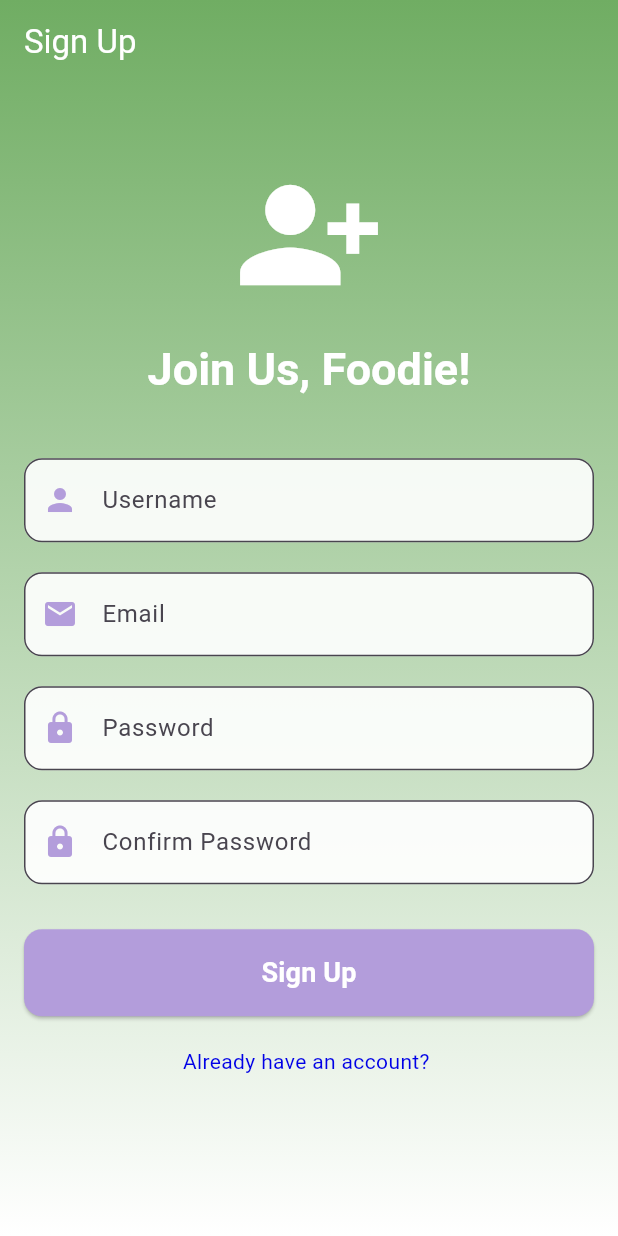
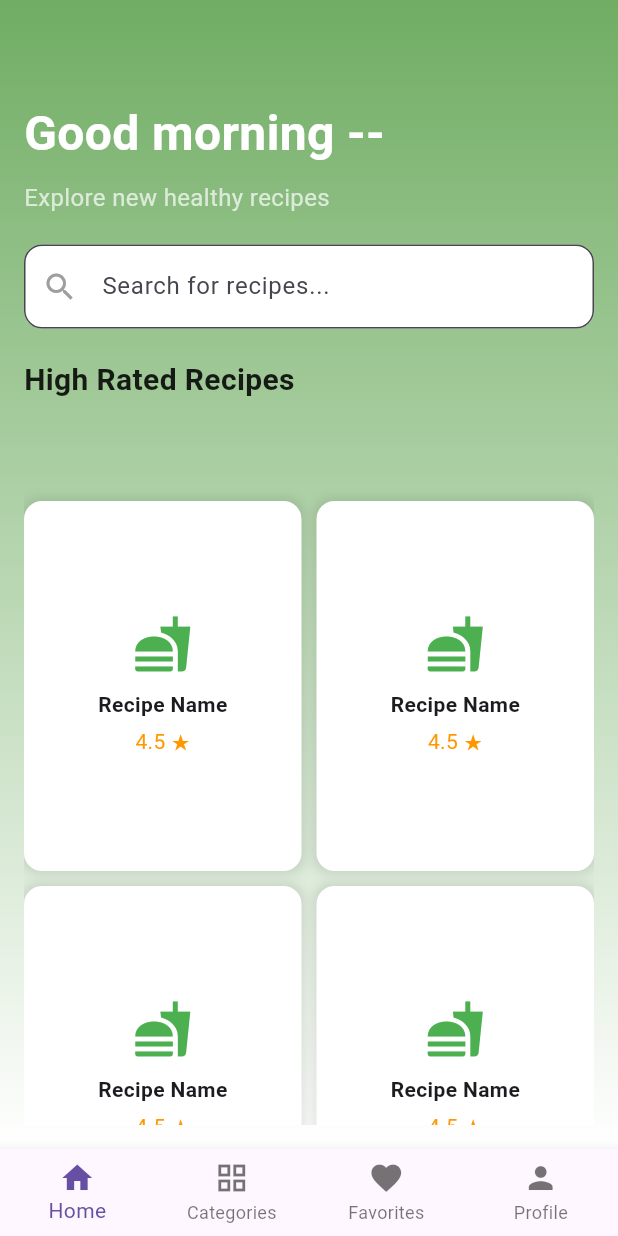
Before and after one commit to HamadAlmatouq/foodiez_frontend, a Flutter app: the screen it shows after launch, on a phone screen of 412 x 824 dp. Run offline on Flutter 3.47's test engine with Material 3 defaults, Android fonts, the phone set to English and light mode, and no system bars; our stand-ins replace go_router.

Commit message:
Adds home page + navigate bar

```diff
--- a/lib/main.dart
+++ b/lib/main.dart
@@ -1,4 +1,5 @@
 import 'package:flutter/material.dart';
+import 'package:foodiez_frontend/pages/home_page.dart';
 import 'package:foodiez_frontend/pages/signin_page.dart';
 import 'package:foodiez_frontend/pages/signup_page.dart';
 import 'package:go_router/go_router.dart';
@@ -12,7 +13,7 @@ class MainApp extends StatelessWidget {
   @override
   Widget build(BuildContext context) {
     final GoRouter _router = GoRouter(
-      initialLocation: '/signup', //Main page
+      initialLocation: '/home', //Main page
       routes: [
         GoRoute(
           path: '/signin',
@@ -22,6 +23,10 @@ class MainApp extends StatelessWidget {
           path: '/signup',
           builder: (context, state) => SignUpPage(),
         ),
+        GoRoute(
+          path: '/home',
+          builder: (context, state) => const HomePage(),
+        ),
       ],
     );
     return MaterialApp.router(
--- a/lib/pages/home_page.dart
+++ b/lib/pages/home_page.dart
@@ -0,0 +1,72 @@
+import 'package:flutter/material.dart';
+// import 'package:foodiez_frontend/pages/widgets/search_bar.dart';
+import 'package:foodiez_frontend/pages/widgets/search_bar.dart' as custom;
+import 'package:foodiez_frontend/pages/widgets/recipe_list.dart';
+import 'package:foodiez_frontend/pages/widgets/bottom_nav.dart';
+
+class HomePage extends StatelessWidget {
+  const HomePage({Key? key}) : super(key: key);
+
+  @override
+  Widget build(BuildContext context) {
+    return Scaffold(
+      extendBodyBehindAppBar: true,
+      appBar: AppBar(
+        backgroundColor: Colors.transparent,
+        elevation: 0,
+      ),
+      body: Container(
+        decoration: const BoxDecoration(
+          gradient: LinearGradient(
+            colors: [
+              Color.fromARGB(255, 112, 173, 99),
+              Color.fromARGB(255, 255, 255, 255),
+            ],
+            stops: [0.0, 1.0],
+            begin: Alignment.topCenter,
+            end: Alignment.bottomCenter,
+          ),
+        ),
+        child: Padding(
+          padding: const EdgeInsets.all(16.0),
+          child: Column(
+            crossAxisAlignment: CrossAxisAlignment.start,
+            children: [
+              const SizedBox(height: 50), // Spacing for AppBar
+              const Text(
+                'Good morning --',
+                style: TextStyle(
+                  fontSize: 32,
+                  fontWeight: FontWeight.bold,
+                  color: Colors.white,
+                ),
+              ),
+              const SizedBox(height: 8),
+              const Text(
+                'Explore new healthy recipes',
+                style: TextStyle(
+                  fontSize: 16,
+                  color: Colors.white70,
+                ),
+              ),
+              const SizedBox(height: 20),
+              const custom.SearchBar(),
+              const SizedBox(height: 20),
+              const Text(
+                'High Rated Recipes',
+                style: TextStyle(
+                  fontSize: 20,
+                  fontWeight: FontWeight.bold,
+                  color: Colors.black87,
+                ),
+              ),
+              const SizedBox(height: 10),
+              const Expanded(child: RecipeList()),
+            ],
+          ),
+        ),
+      ),
+      bottomNavigationBar: const BottomNav(),
+    );
+  }
+}
--- /dev/null
+++ b/lib/pages/widgets/bottom_nav.dart
@@ -0,0 +1,18 @@
+import 'package:flutter/material.dart';
+
+class BottomNav extends StatelessWidget {
+  const BottomNav({Key? key}) : super(key: key);
+
+  @override
+  Widget build(BuildContext context) {
+    return BottomNavigationBar(
+      type: BottomNavigationBarType.fixed,
+      items: const [
+        BottomNavigationBarItem(icon: Icon(Icons.home), label: 'Home'),
+        BottomNavigationBarItem(icon: Icon(Icons.grid_view), label: 'Categories'),
+        BottomNavigationBarItem(icon: Icon(Icons.favorite), label: 'Favorites'),
+        BottomNavigationBarItem(icon: Icon(Icons.person), label: 'Profile'),
+      ],
+    );
+  }
+}
--- /dev/null
+++ b/lib/pages/widgets/recipe_list.dart
@@ -0,0 +1,43 @@
+import 'package:flutter/material.dart';
+
+class RecipeList extends StatelessWidget {
+  const RecipeList({Key? key}) : super(key: key);
+
+  @override
+  Widget build(BuildContext context) {
+    return GridView.builder(
+      gridDelegate: const SliverGridDelegateWithFixedCrossAxisCount(
+        crossAxisCount: 2,
+        crossAxisSpacing: 10,
+        mainAxisSpacing: 10,
+        childAspectRatio: 3 / 4,
+      ),
+      itemCount: 6, // Example: 6 recipes
+      itemBuilder: (context, index) {
+        return Container(
+          decoration: BoxDecoration(
+            borderRadius: BorderRadius.circular(12),
+            color: Colors.white,
+            boxShadow: [
+              BoxShadow(
+                color: Colors.black.withOpacity(0.1),
+                blurRadius: 5,
+                spreadRadius: 2,
+              ),
+            ],
+          ),
+          child: Column(
+            mainAxisAlignment: MainAxisAlignment.center,
+            children: const [
+              Icon(Icons.fastfood, size: 40, color: Colors.green),
+              SizedBox(height: 10),
+              Text('Recipe Name', style: TextStyle(fontWeight: FontWeight.bold)),
+              SizedBox(height: 5),
+              Text('4.5 ★', style: TextStyle(color: Colors.orange)),
+            ],
+          ),
+        );
+      },
+    );
+  }
+}
--- /dev/null
+++ b/lib/pages/widgets/search_bar.dart
@@ -0,0 +1,20 @@
+import 'package:flutter/material.dart';
+
+class SearchBar extends StatelessWidget {
+  const SearchBar({Key? key}) : super(key: key);
+
+  @override
+  Widget build(BuildContext context) {
+    return TextField(
+      decoration: InputDecoration(
+        hintText: 'Search for recipes...',
+        filled: true,
+        fillColor: Colors.white,
+        border: OutlineInputBorder(
+          borderRadius: BorderRadius.circular(12.0),
+        ),
+        prefixIcon: const Icon(Icons.search, color: Colors.grey),
+      ),
+    );
+  }
+}
```
